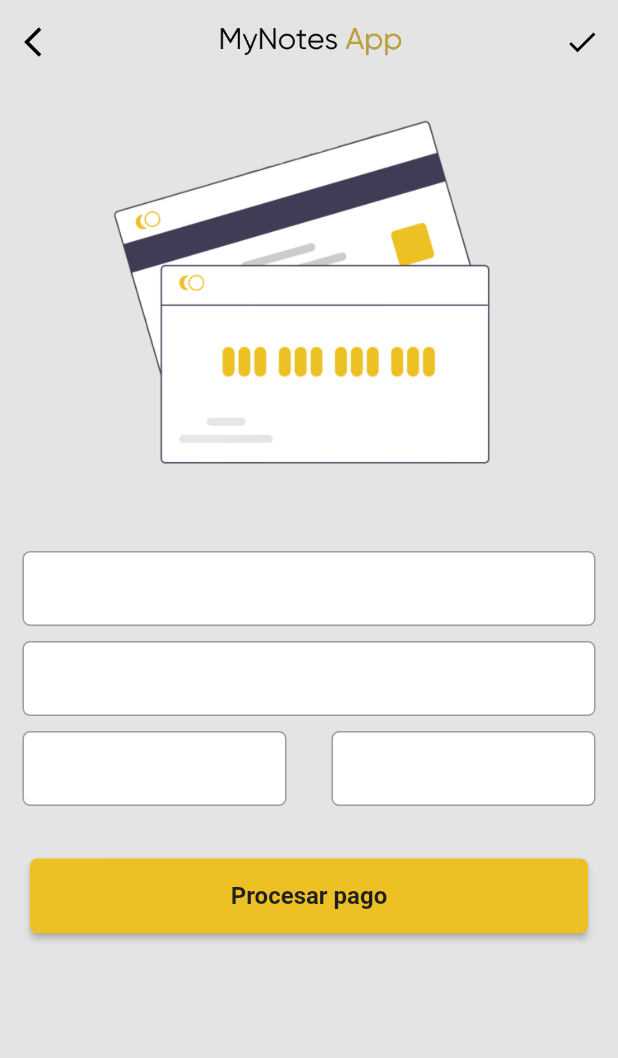
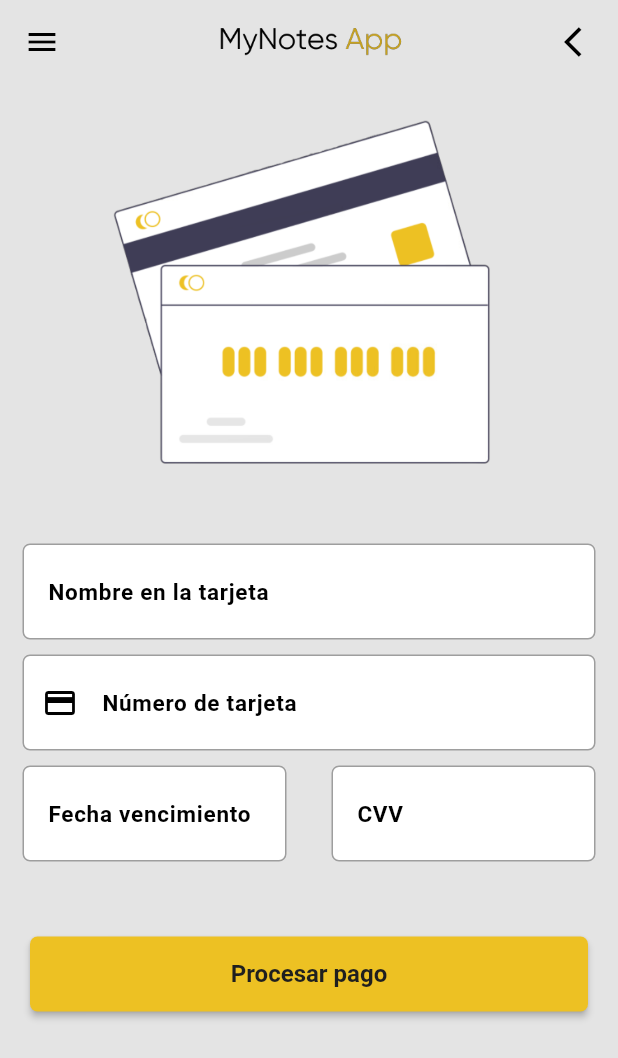
Before and after one commit to OsiNubis99/NoteApp-Frontend, a Flutter app: the PaymentScreen screen opened directly, on a phone screen of 412 x 824 dp. Shown: the top 1058 px of the screen. Run offline on Flutter 3.47's test engine with Material 2 defaults, Android fonts, the phone set to English and light mode, and no system bars; our stand-ins replace awesome_snackbar_content, dio, flutter_speed_dial, geolocator, image_cropper, image_picker and 3 more; missing offline and left inert: google_mlkit_text_recognition, quill_html_editor.

Commit message:
Payment Platform

```diff
--- a/lib/presentation/screens/payment-platform/payment_screen.dart
+++ b/lib/presentation/screens/payment-platform/payment_screen.dart
@@ -4,6 +4,8 @@ import 'dart:math';
 import 'package:awesome_snackbar_content/awesome_snackbar_content.dart';
 import 'package:flutter/material.dart';
 import 'package:note_app_frontend/presentation/screens/home/home_screen.dart';
+import 'package:mask_text_input_formatter/mask_text_input_formatter.dart';
+import 'package:note_app_frontend/presentation/widgets/shared/sidebar_menu.dart';
 
 import '../../../config/theme/app_theme.dart';
 import '../../widgets/shared/alertSnackBar.dart';
@@ -17,22 +19,18 @@ class PaymentScreen extends StatefulWidget {
 }
 
 class _PaymentScreenState extends State<PaymentScreen> {
+  var numberCard = MaskTextInputFormatter(mask: '#### #### #### ####', filter: { "#": RegExp(r'[0-9]') });
+  var dateCard = MaskTextInputFormatter(mask: '##/##', filter: { "#": RegExp(r'[0-9]') });
+  var digitCard = MaskTextInputFormatter(mask: '###', filter: { "#": RegExp(r'[0-9]') });
 
   @override
   Widget build(BuildContext context) {
     return Scaffold(
       backgroundColor: AppTheme.bgGray,
-
+      drawer: const SideBar(),
       appBar: AppBar(
         backgroundColor: AppTheme.bgGray,
         elevation: 0,
-        leading: IconButton(
-          onPressed: () {
-            final route = MaterialPageRoute(builder: (context) => const HomeScreen()); //cambiar a vista de planes cuando ya esté
-              Navigator.pushReplacement(context, route);
-          },
-          icon: Icon(Icons.arrow_back_ios, color: Color(0XFF000000)),
-        ),
         title: Image.asset(
           "assets/my_notes_app.png",
           width: 130,
@@ -41,9 +39,12 @@ class _PaymentScreenState extends State<PaymentScreen> {
         iconTheme: const IconThemeData(color: AppTheme.text_dark),
         actions: [
           IconButton(
-            icon: const Icon(Icons.check, color: AppTheme.text_dark),
-              onPressed: () async {},
-          ),
+          onPressed: () {
+            final route = MaterialPageRoute(builder: (context) => const HomeScreen());
+              Navigator.pushReplacement(context, route);
+          },
+          icon: Icon(Icons.arrow_back_ios, color: Color(0XFF000000)),
+        ),
         ],
       ),
 
@@ -54,7 +55,7 @@ class _PaymentScreenState extends State<PaymentScreen> {
 
                 //Imagen
                 Padding(
-                  padding: const EdgeInsets.all(20.0),
+                  padding: const EdgeInsets.only(bottom:15, top: 20),
                   child: Image.asset("assets/Payment.png",
                     width: 300,
                     fit: BoxFit.cover,
@@ -64,47 +65,53 @@ class _PaymentScreenState extends State<PaymentScreen> {
 
                 const SizedBox(height: 20,),
 
-                //
+                //name
                 Container(
                   decoration: BoxDecoration(
                     borderRadius: BorderRadius.circular(5),
                     border: Border.all(color: Colors.grey),
                     color: const Color(0xFFFFFFFF),
                   ),
-                  padding: const EdgeInsets.symmetric(horizontal: 15),
                   margin: const EdgeInsets.symmetric(horizontal: 15),
                   child: TextFormField(
                     style: const TextStyle(fontSize: 20),
                     decoration: const InputDecoration(
-                      border: InputBorder.none,
+                      label: Text("Nombre en la tarjeta"),
+                      labelStyle: TextStyle(fontSize: 15, color: AppTheme.text_dark),
+                      hintText: "Nombre A Apellido",
+                      border: OutlineInputBorder(borderSide: BorderSide.none),
                     ),
                   ),
                 ),
                 const SizedBox(height: 10),
 
-                //
+                //card
                 Container(
                   decoration: BoxDecoration(
                     borderRadius: BorderRadius.circular(5),
                     border: Border.all(color: Colors.grey),
                     color: const Color(0xFFFFFFFF),
                   ),
-                  padding: const EdgeInsets.symmetric(horizontal: 15),
                   margin: const EdgeInsets.symmetric(horizontal: 15),
                   child: TextFormField(
+                    inputFormatters: [numberCard],
                     style: const TextStyle(fontSize: 20),
                     decoration: const InputDecoration(
-                      border: InputBorder.none,
+                      label: Text("Número de tarjeta"),
+                      hintText: "0000 0000 0000 0000",
+                      labelStyle: TextStyle(fontSize: 15, color: AppTheme.text_dark),
+                      border: OutlineInputBorder(borderSide: BorderSide.none),
+                      prefixIcon: Icon(Icons.payment)
                     ),
                   ),
                 ),
                 const SizedBox(height: 10),
 
-                //
+
                 Row(
                   children: [
 
-                    //
+                    //date
                     Container(
                       width: MediaQuery.of(context).size.width*0.5,
                       child: Container(
@@ -113,18 +120,20 @@ class _PaymentScreenState extends State<PaymentScreen> {
                           border: Border.all(color: Colors.grey),
                           color: const Color(0xFFFFFFFF),
                         ),
-                        padding: const EdgeInsets.symmetric(horizontal: 15),
                         margin: const EdgeInsets.symmetric(horizontal: 15),
                         child: TextFormField(
                           style: const TextStyle(fontSize: 20),
                           decoration: const InputDecoration(
-                            border: InputBorder.none,
+                            label: Text("Fecha vencimiento"),
+                            hintText: "07/24",
+                            labelStyle: TextStyle(fontSize: 15, color: AppTheme.text_dark),
+                            border: OutlineInputBorder(borderSide: BorderSide.none),
                           ),
                         ),
                       ),
                     ),
 
-                    //
+                    //cvv
                     Container(
                       width: MediaQuery.of(context).size.width*0.5,
                       child: Container(
@@ -133,12 +142,14 @@ class _PaymentScreenState extends State<PaymentScreen> {
                           border: Border.all(color: Colors.grey),
                           color: const Color(0xFFFFFFFF),
                         ),
-                        padding: const EdgeInsets.symmetric(horizontal: 15),
                         margin: const EdgeInsets.symmetric(horizontal: 15),
                         child: TextFormField(
                           style: const TextStyle(fontSize: 20),
                           decoration: const InputDecoration(
-                            border: InputBorder.none,
+                            label: Text("CVV"),
+                            hintText: "000",
+                            labelStyle: TextStyle(fontSize: 15, color: AppTheme.text_dark),
+                            border: OutlineInputBorder(borderSide: BorderSide.none),
                           ),
                         ),
                       ),
@@ -147,14 +158,16 @@ class _PaymentScreenState extends State<PaymentScreen> {
                 ),
 
                 //Buttom
-                Padding(padding: const EdgeInsets.only(top: 35.0, left: 20, right: 20, bottom: 30),
+                Padding(padding: const EdgeInsets.only(top: 50.0, left: 20, right: 20, bottom: 30),
                 child: Row(
                   children: [ Expanded(
                       child: MaterialButton(
                         color: const Color(0xFFEDC123),
                         shape: RoundedRectangleBorder( borderRadius: BorderRadius.circular(5),),
 
-                        onPressed: () {confirmPayment(context);},
+                        onPressed: () {
+                          confirmPayment(context);
+                        },
 
                         child: Padding(padding: const EdgeInsets.all(15.0),
                           child: Column(children: <Widget>[
@@ -192,6 +205,10 @@ class _PaymentScreenState extends State<PaymentScreen> {
       ScaffoldMessenger.of(context)
       ..hideCurrentSnackBar()
       ..showSnackBar(snackBar);
+
+      final route = MaterialPageRoute(builder: (context) => const HomeScreen());
+      Navigator.pushReplacement(context, route);
+
     }
   }
 
--- a/pubspec.yaml
+++ b/pubspec.yaml
@@ -48,6 +48,7 @@ dependencies:
   flutter_speed_dial: ^7.0.0
   simple_gradient_text: ^1.2.4
   awesome_snackbar_content: ^0.1.3
+  mask_text_input_formatter: ^2.5.0
 
 dev_dependencies:
   flutter_test:
```
Also changed, not shown: pubspec.lock, 1 other file.
